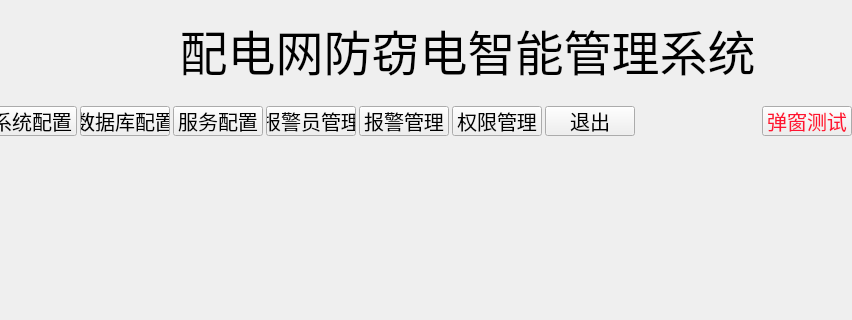
Old version of the form Elec.ui in the repository wanlong1215/test; both pictures show x 106 to 958 and y 0 to 320 of the 958 by 669 pixel window.
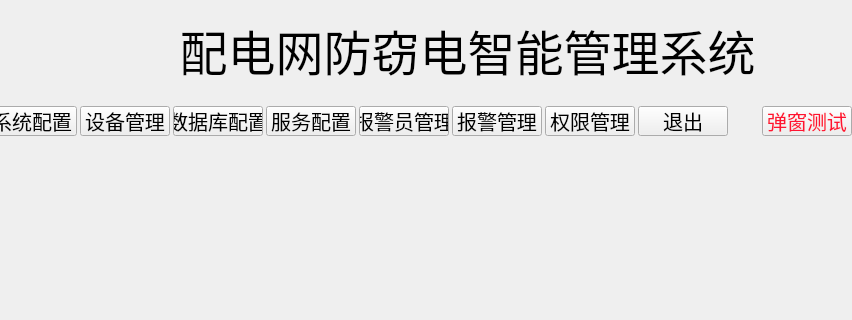
New version of the form. Icons and pictures are not drawn. Custom widgets are drawn as their Qt base class.

Commit message: 设备管理界面弹窗，UI调整

Patch:
```diff
--- a/Elec.ui
+++ b/Elec.ui
@@ -167,6 +167,30 @@
          </property>
         </widget>
        </item>
+       <item>
+        <widget class="QPushButton" name="btnConcentrator">
+         <property name="minimumSize">
+          <size>
+           <width>90</width>
+           <height>30</height>
+          </size>
+         </property>
+         <property name="maximumSize">
+          <size>
+           <width>90</width>
+           <height>30</height>
+          </size>
+         </property>
+         <property name="font">
+          <font>
+           <pointsize>15</pointsize>
+          </font>
+         </property>
+         <property name="text">
+          <string>设备管理</string>
+         </property>
+        </widget>
+       </item>
        <item>
         <widget class="QPushButton" name="btnDatabase">
          <property name="minimumSize">
```
The commit also changes 3 other files.
